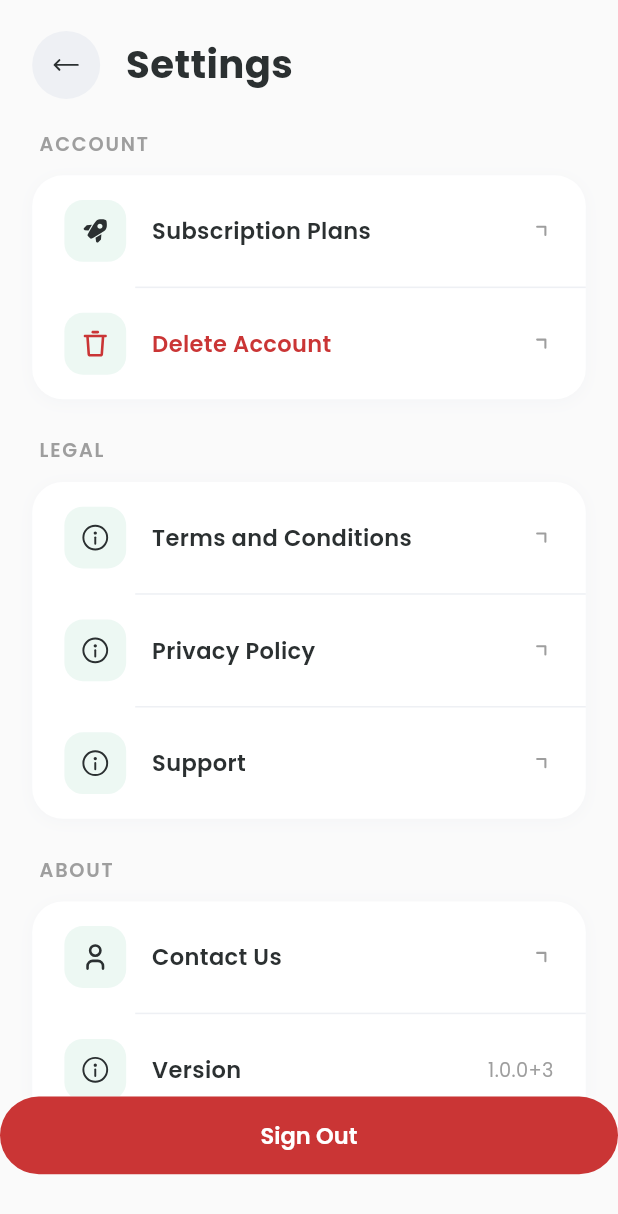
After one commit to tran-haison/workouch, a Flutter app: the SettingsPage screen opened by its route, on a phone screen of 412 x 824 dp. The commit adds this screen. Shown: the top 1214 px of the screen. Run offline on Flutter 3.47's test engine with Material 3 defaults, Android fonts, the phone set to English and light mode, and no system bars; drawn by our look-alikes of oktoast; our stand-ins replace cached_network_image, dio, either_dart, firebase_core, firebase_crashlytics, flutter_bloc and 17 more; missing offline and left inert: purchases_flutter; accounts and stored records are empty; generated files the repository leaves out were written again; network calls fail.

Commit message:
feat: implement setting page ui

```diff
--- a/lib/core/constants/app_constants.dart
+++ b/lib/core/constants/app_constants.dart
@@ -219,6 +219,18 @@ class AppConstants {
   static const pleaseEnterYourWorkoutPreferences =
       'Please enter your workout preferences';
   static const subscriptionPlans = 'Subscription Plans';
+  static const settings = 'Settings';
+  static const account = 'Account';
+  static const deleteAccount = 'Delete Account';
+  static const deleteAccountConfirmation =
+      'Are you sure you want to delete your account? This action cannot be undone.';
+  static const legal = 'Legal';
+  static const termsAndConditions = 'Terms and Conditions';
+  static const privacyPolicy = 'Privacy Policy';
+  static const support = 'Support';
+  static const about = 'About';
+  static const contactUs = 'Contact Us';
+  static const version = 'Version';
 }
 
 class _Supabase {
--- /dev/null
+++ b/lib/features/auth/presentation/pages/settings_page.dart
@@ -0,0 +1,343 @@
+import 'package:flutter/material.dart';
+import 'package:flutter/services.dart';
+import 'package:flutter_bloc/flutter_bloc.dart';
+import 'package:flutter_screenutil/flutter_screenutil.dart';
+import 'package:go_router/go_router.dart';
+
+import '../../../../core/constants/app_constants.dart';
+import '../../../../core/router/app_router.dart';
+import '../../../../core/theme/app_colors.dart';
+import '../../../../core/theme/app_text_styles.dart';
+import '../../../../core/widgets/common_button.dart';
+import '../../../../core/widgets/common_gaps.dart';
+import '../../../../core/widgets/common_icons.dart';
+import '../../../../gen/assets.gen.dart';
+import '../cubit/auth_cubit.dart';
+
+class SettingsPage extends StatefulWidget {
+  const SettingsPage({super.key});
+
+  @override
+  State<SettingsPage> createState() => _SettingsPageState();
+}
+
+class _SettingsPageState extends State<SettingsPage> {
+  final String _appVersion = '1.0.0+3';
+
+  @override
+  Widget build(BuildContext context) {
+    return Scaffold(
+      body: SafeArea(
+        child: Column(
+          children: [
+            // Header
+            Padding(
+              padding: EdgeInsets.symmetric(horizontal: 20.w, vertical: 20.h),
+              child: Row(
+                children: [
+                  GestureDetector(
+                    onTap: () => context.pop(),
+                    child: Container(
+                      padding: EdgeInsets.all(12.r),
+                      decoration: BoxDecoration(
+                        color: AppColors.grayBlue,
+                        borderRadius: BorderRadius.circular(50.r),
+                      ),
+                      child: CommonAssetIcon(
+                        Assets.icons.arrowBack,
+                        width: 20.r,
+                        height: 20.r,
+                        color: AppColors.black,
+                      ),
+                    ),
+                  ),
+                  Gaps.hGap16,
+                  Text(
+                    AppConstants.settings,
+                    style: AppTextStyles.h0.copyWith(
+                      fontWeight: FontWeight.w700,
+                    ),
+                  ),
+                ],
+              ),
+            ),
+            Expanded(
+              child: SingleChildScrollView(
+                padding: EdgeInsets.symmetric(horizontal: 20.w),
+                child: Column(
+                  crossAxisAlignment: CrossAxisAlignment.start,
+                  children: [
+                    // Account Section
+                    _SettingsSection(
+                      title: AppConstants.account,
+                      items: [
+                        _SettingsItem(
+                          icon: Assets.icons.rocket,
+                          title: AppConstants.subscriptionPlans,
+                          onTap: () {
+                            context.pushNamed(AppRoute.subscription.name);
+                          },
+                        ),
+                        _SettingsItem(
+                          icon: Assets.icons.delete,
+                          title: AppConstants.deleteAccount,
+                          titleColor: AppColors.errorDark,
+                          onTap: () => _handleDeleteAccount(context),
+                        ),
+                      ],
+                    ),
+                    Gaps.vGap24,
+                    // Legal Section
+                    _SettingsSection(
+                      title: AppConstants.legal,
+                      items: [
+                        _SettingsItem(
+                          icon: Assets.icons.info,
+                          title: AppConstants.termsAndConditions,
+                          onTap: () => _handleTermsAndConditions(context),
+                        ),
+                        _SettingsItem(
+                          icon: Assets.icons.info,
+                          title: AppConstants.privacyPolicy,
+                          onTap: () => _handlePrivacyPolicy(context),
+                        ),
+                        _SettingsItem(
+                          icon: Assets.icons.info,
+                          title: AppConstants.support,
+                          onTap: () => _handleSupport(context),
+                        ),
+                      ],
+                    ),
+                    Gaps.vGap24,
+                    // About Section
+                    _SettingsSection(
+                      title: AppConstants.about,
+                      items: [
+                        _SettingsItem(
+                          icon: Assets.icons.user,
+                          title: AppConstants.contactUs,
+                          onTap: () => _handleContactUs(context),
+                        ),
+                        _SettingsItem(
+                          icon: Assets.icons.info,
+                          title: AppConstants.version,
+                          trailing: Text(
+                            _appVersion,
+                            style: AppTextStyles.h5.copyWith(
+                              color: AppColors.mediumGray,
+                            ),
+                          ),
+                          onTap: () {
+                            // Copy version to clipboard
+                            Clipboard.setData(ClipboardData(text: _appVersion));
+                            ScaffoldMessenger.of(context).showSnackBar(
+                              SnackBar(
+                                content: Text(
+                                  'Version $_appVersion copied to clipboard',
+                                ),
+                                duration: const Duration(seconds: 2),
+                              ),
+                            );
+                          },
+                        ),
+                      ],
+                    ),
+                    Gaps.vGap40,
+                  ],
+                ),
+              ),
+            ),
+            CommonButton(
+              text: AppConstants.signOut,
+              backgroundColor: AppColors.errorDark,
+              onPressed: () => _signOut(context),
+            ),
+            Gaps.vGap40,
+          ],
+        ),
+      ),
+    );
+  }
+
+  Future<void> _handleDeleteAccount(BuildContext context) async {
+    final confirm = await showDialog<bool>(
+      context: context,
+      builder: (context) => AlertDialog(
+        title: Text(AppConstants.deleteAccount),
+        content: Text(AppConstants.deleteAccountConfirmation),
+        actions: [
+          TextButton(
+            onPressed: () => Navigator.of(context).pop(false),
+            child: Text(AppConstants.cancel),
+          ),
+          TextButton(
+            onPressed: () => Navigator.of(context).pop(true),
+            style: TextButton.styleFrom(foregroundColor: AppColors.errorDark),
+            child: Text(AppConstants.confirm),
+          ),
+        ],
+      ),
+    );
+
+    if (confirm == true && context.mounted) {
+      // TODO: Open delete account form URL
+      ScaffoldMessenger.of(context).showSnackBar(
+        const SnackBar(content: Text('Delete account form coming soon')),
+      );
+    }
+  }
+
+  Future<void> _handleTermsAndConditions(BuildContext context) async {
+    // TODO: Implement terms and conditions page or URL
+    ScaffoldMessenger.of(context).showSnackBar(
+      const SnackBar(content: Text('Terms and Conditions coming soon')),
+    );
+  }
+
+  Future<void> _handlePrivacyPolicy(BuildContext context) async {
+    // TODO: Implement privacy policy page or URL
+    ScaffoldMessenger.of(
+      context,
+    ).showSnackBar(const SnackBar(content: Text('Privacy Policy coming soon')));
+  }
+
+  Future<void> _handleSupport(BuildContext context) async {
+    // TODO: Implement support page or URL
+    ScaffoldMessenger.of(
+      context,
+    ).showSnackBar(const SnackBar(content: Text('Support coming soon')));
+  }
+
+  Future<void> _handleContactUs(BuildContext context) async {
+    // TODO: Implement contact us page or email
+    ScaffoldMessenger.of(
+      context,
+    ).showSnackBar(const SnackBar(content: Text('Contact Us coming soon')));
+  }
+
+  Future<void> _signOut(BuildContext context) async {
+    await context.read<AuthCubit>().signOut();
+    if (context.mounted) {
+      context.goNamed(AppRoute.signIn.name);
+    }
+  }
+}
+
+class _SettingsSection extends StatelessWidget {
+  const _SettingsSection({required this.title, required this.items});
+
+  final String title;
+  final List<_SettingsItem> items;
+
+  @override
+  Widget build(BuildContext context) {
+    return Column(
+      crossAxisAlignment: CrossAxisAlignment.start,
+      children: [
+        Padding(
+          padding: EdgeInsets.only(left: 4.w, bottom: 12.h),
+          child: Text(
+            title.toUpperCase(),
+            style: AppTextStyles.h5.copyWith(
+              color: AppColors.mediumGray,
+              fontWeight: FontWeight.w600,
+              letterSpacing: 1.2,
+            ),
+          ),
+        ),
+        Container(
+          decoration: BoxDecoration(
+            color: AppColors.white,
+            borderRadius: BorderRadius.circular(20.r),
+            boxShadow: [
+              BoxShadow(
+                color: AppColors.grayBlue.withValues(alpha: 0.5),
+                blurRadius: 8.r,
+                offset: const Offset(0, 2),
+              ),
+            ],
+          ),
+          child: Column(
+            children: [
+              for (int i = 0; i < items.length; i++) ...[
+                items[i],
+                if (i < items.length - 1)
+                  Divider(
+                    height: 1.h,
+                    thickness: 1.h,
+                    color: AppColors.grayBlue,
+                    indent: 64.w,
+                  ),
+              ],
+            ],
+          ),
+        ),
+      ],
+    );
+  }
+}
+
+class _SettingsItem extends StatelessWidget {
+  const _SettingsItem({
+    required this.icon,
+    required this.title,
+    required this.onTap,
+    this.titleColor,
+    this.trailing,
+  });
+
+  final SvgGenImage icon;
+  final String title;
+  final VoidCallback onTap;
+  final Color? titleColor;
+  final Widget? trailing;
+
+  @override
+  Widget build(BuildContext context) {
+    return InkWell(
+      onTap: onTap,
+      borderRadius: BorderRadius.circular(20.r),
+      child: Padding(
+        padding: EdgeInsets.symmetric(horizontal: 20.w, vertical: 16.h),
+        child: Row(
+          children: [
+            Container(
+              padding: EdgeInsets.all(10.r),
+              decoration: BoxDecoration(
+                color: AppColors.secondary.withValues(alpha: 0.3),
+                borderRadius: BorderRadius.circular(12.r),
+              ),
+              child: CommonAssetIcon(
+                icon,
+                width: 20.r,
+                height: 20.r,
+                color: titleColor ?? AppColors.black,
+              ),
+            ),
+            Gaps.hGap16,
+            Expanded(
+              child: Text(
+                title,
+                style: AppTextStyles.h4.copyWith(
+                  fontWeight: FontWeight.w600,
+                  color: titleColor ?? AppColors.text,
+                ),
+              ),
+            ),
+            if (trailing != null) ...[
+              Gaps.hGap12,
+              trailing!,
+            ] else ...[
+              CommonAssetIcon(
+                Assets.icons.arrowTopRight,
+                width: 16.r,
+                height: 16.r,
+                color: AppColors.mediumGray,
+              ),
+            ],
+          ],
+        ),
+      ),
+    );
+  }
+}
```
